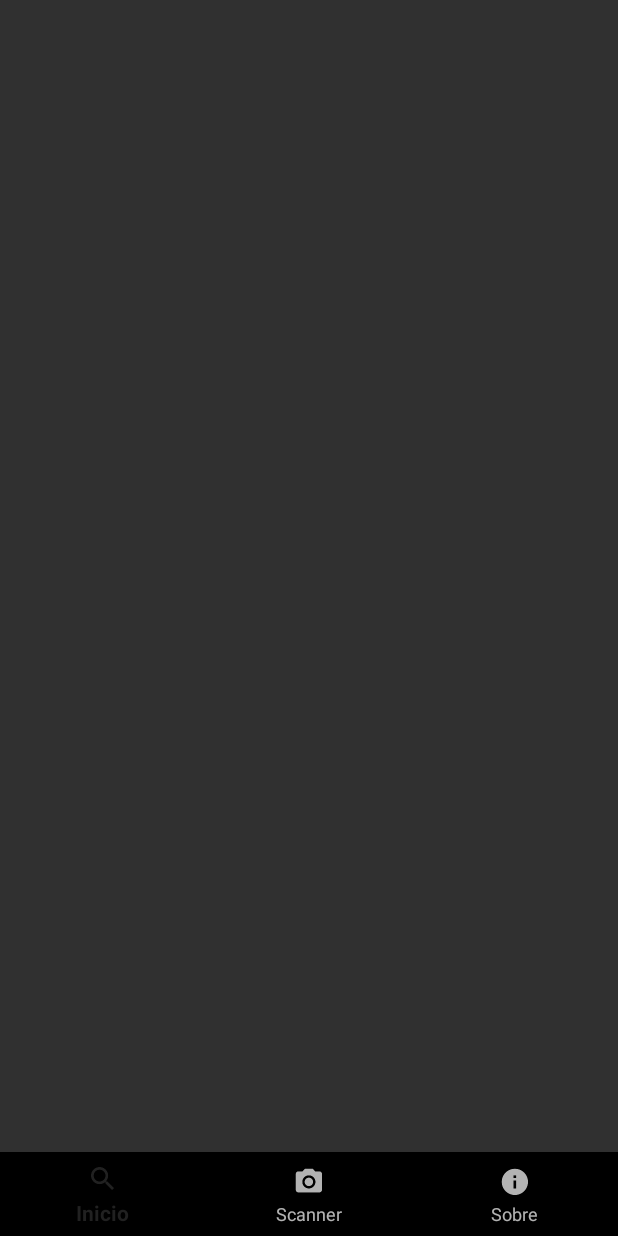
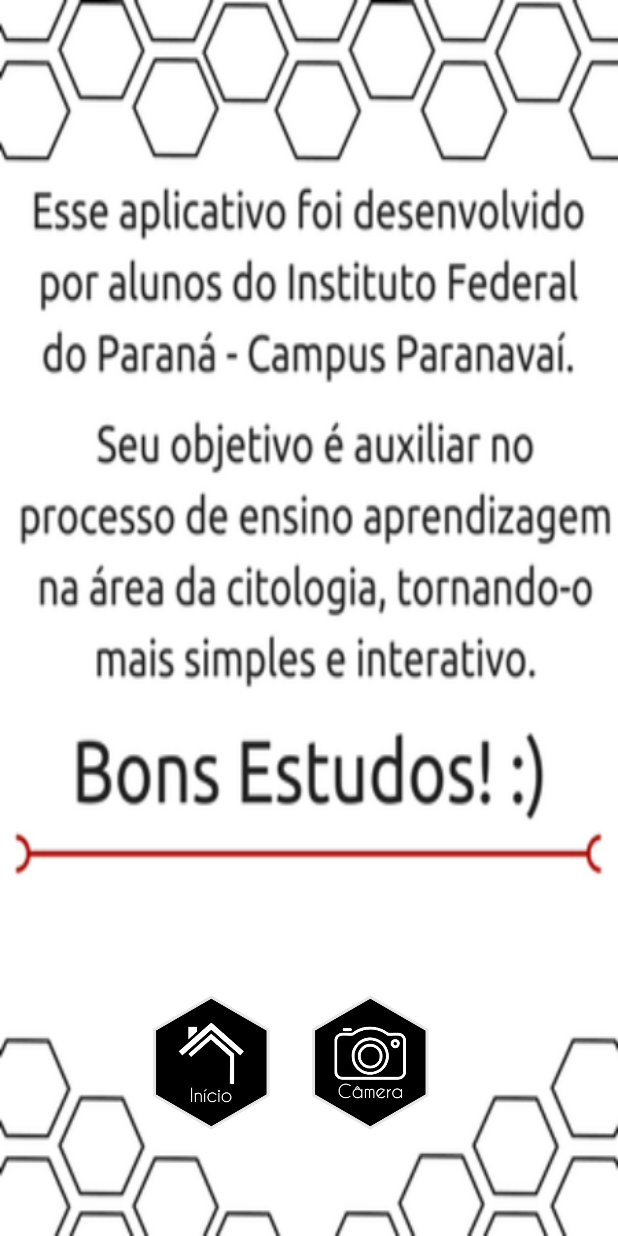
Before and after one commit to larissapaschoalin/TecnoCelula1, an Android app: the SobreActivity screen opened directly, with no data from a screen before it, on a phone screen of 412 x 824 dp. Run offline under Robolectric (Android 15) with nearby library versions, the phone set to English and light mode, and no system bars.

Commit message:
Tela sobre e complexo

```diff
--- a/app/src/main/AndroidManifest.xml
+++ b/app/src/main/AndroidManifest.xml
@@ -6,7 +6,7 @@
         android:allowBackup="true"
         android:icon="@mipmap/ic_launcher"
         android:label="@string/app_name"
-        android:roundIcon="@mipmap/ic_launcher_round"
+        android:roundIcon="@drawable/logo"
         android:supportsRtl="true"
         android:theme="@style/Theme.AppCompat.NoActionBar">
         <activity
@@ -21,7 +21,8 @@
         </activity>
         <activity android:name=".SobreActivity" />
         <activity android:name=".TesteSom" />
-        <activity android:name=".MainActivity"></activity>
+        <activity android:name=".MainActivity" />
+        <activity android:name=".ComplexoActivity"></activity>
     </application>
 
 </manifest>
--- a/app/src/main/java/com/example/usuario/tecnocelula1/SobreActivity.java
+++ b/app/src/main/java/com/example/usuario/tecnocelula1/SobreActivity.java
@@ -9,7 +9,7 @@ import android.widget.ImageButton;
 public class SobreActivity extends AppCompatActivity {
     private ImageButton buttonInicio;
     private ImageButton buttonCamera;
-    private ImageButton buttonInfo;
+
     @Override
     protected void onCreate(Bundle savedInstanceState) {
         super.onCreate(savedInstanceState);
@@ -34,15 +34,6 @@ public class SobreActivity extends AppCompatActivity {
 
         });
 
-        buttonInfo = (ImageButton) findViewById(R.id.lbuttonInfo);
-
-        buttonInfo.setOnClickListener(new View.OnClickListener() {
-            @Override
-            public void onClick(View v) {
-                //colocar toast
-            }
-
-        });
 
 
     }
--- a/app/src/main/res/layout/activity_sobre.xml
+++ b/app/src/main/res/layout/activity_sobre.xml
@@ -1,32 +1,44 @@
 <?xml version="1.0" encoding="utf-8"?>
-<android.support.design.widget.CoordinatorLayout xmlns:android="http://schemas.android.com/apk/res/android"
+<android.support.constraint.ConstraintLayout xmlns:android="http://schemas.android.com/apk/res/android"
     xmlns:app="http://schemas.android.com/apk/res-auto"
     xmlns:tools="http://schemas.android.com/tools"
-    xmlns:design="http://schemas.android.com/apk/res-auto"
-
     android:layout_width="match_parent"
     android:layout_height="match_parent"
-    tools:context="com.example.usuario.tecnocelula1.SobreActivity">
-    <FrameLayout
+    android:background="@drawable/sobre"
+    tools:context="com.example.usuario.tecnocelula1.InicialActivity">
 
-        android:layout_width="match_parent"
-        android:layout_height="wrap_content"
-        android:layout_gravity="bottom">
+    <ImageButton
+        android:id="@+id/button_inicio"
+        android:layout_width="90dp"
+        android:layout_height="90dp"
+        android:layout_marginBottom="8dp"
+        android:layout_marginLeft="96dp"
+        android:layout_marginTop="8dp"
+        android:layout_weight="1"
+        android:adjustViewBounds="true"
+        android:background="@null"
+        android:scaleType="centerInside"
+        app:layout_constraintBottom_toBottomOf="parent"
+        app:layout_constraintLeft_toLeftOf="parent"
+        app:layout_constraintTop_toTopOf="parent"
+        app:layout_constraintVertical_bias="0.913"
+        app:srcCompat="@drawable/inicio" />
 
-        <View
+    <ImageButton
+        android:id="@+id/buttonCamera"
+        android:layout_width="90dp"
+        android:layout_height="90dp"
+        android:layout_marginBottom="8dp"
+        android:layout_marginLeft="16dp"
+        android:layout_marginTop="8dp"
+        android:layout_weight="1"
+        android:adjustViewBounds="true"
+        android:background="@null"
+        android:scaleType="centerInside"
+        app:layout_constraintBottom_toBottomOf="parent"
+        app:layout_constraintLeft_toRightOf="@+id/button_inicio"
+        app:layout_constraintTop_toTopOf="parent"
+        app:layout_constraintVertical_bias="0.913"
+        app:srcCompat="@drawable/camera" />
 
-            android:layout_width="match_parent"
-            android:layout_height="4dp"
-            android:layout_gravity="top"
-            android:background="@drawable/shadow" />
-
-        <android.support.design.widget.BottomNavigationView
-            android:id="@+id/bottomNavigationView"
-            android:layout_width="match_parent"
-            android:layout_height="wrap_content"
-            design:menu="@menu/menu_navegation" />
-
-
-    </FrameLayout>
-
-</android.support.design.widget.CoordinatorLayout>
+</android.support.constraint.ConstraintLayout>
```
Also changed, not shown: app/src/main/java/com/example/usuario/tecnocelula1/ComplexoActivity.java (added, +13 -0 lines), app/src/main/java/com/example/usuario/tecnocelula1/InicialActivity.java (+19 -19 lines), app/src/main/res/layout/activity_complexo.xml (added, +63 -0 lines), app/src/main/res/drawable/comp2.png (added), app/src/main/res/drawable/complexo.png (added), app/src/main/res/drawable/logo.png (added), app/src/main/res/drawable/sobre.png (added).
